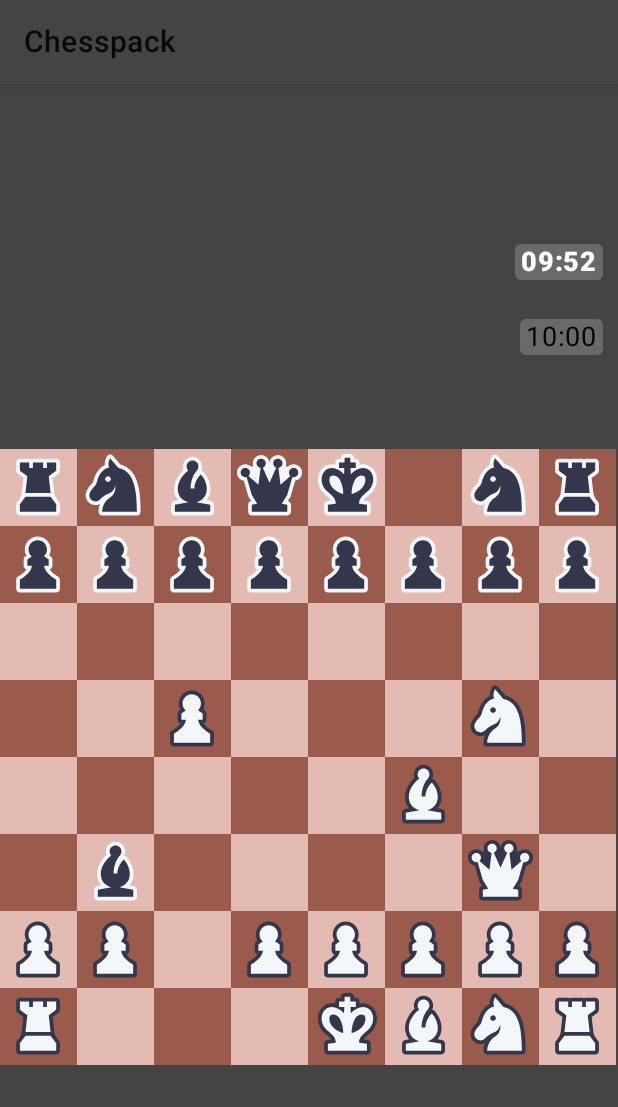
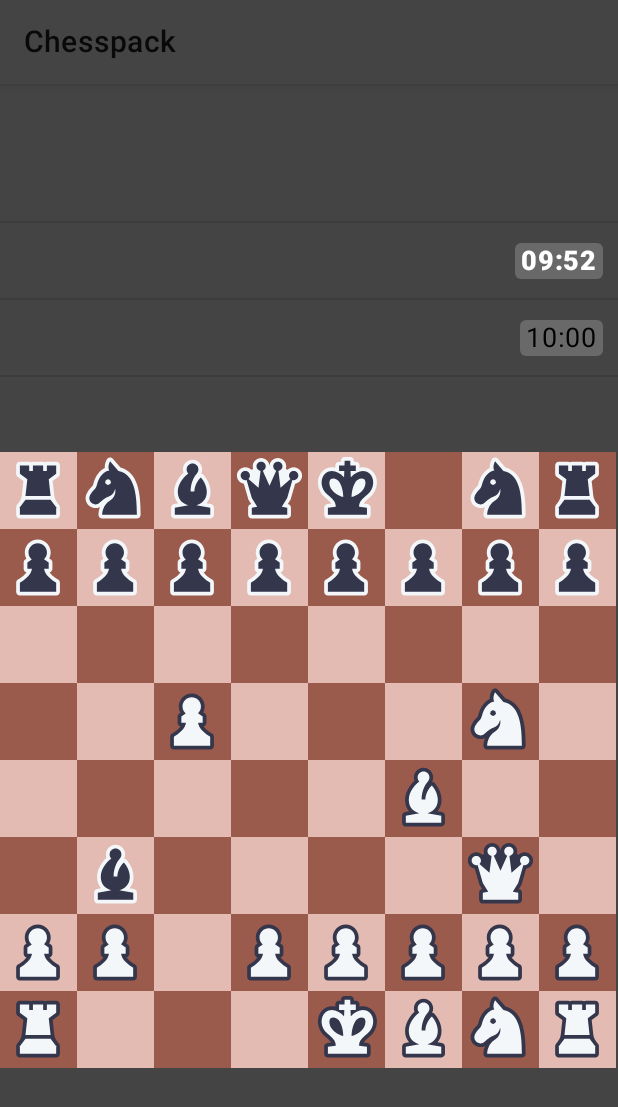
Before and after one commit to frlgrd/Chesspack, an Android app built with Jetpack Compose: the screen it shows after launch (MainActivity), on a phone screen of 412 x 824 dp. Shown: the top 1107 px of the screen. Run offline under Robolectric (Android 15) with nearby library versions, the phone set to English and light mode, and no system bars; our stand-ins replace Compose Multiplatform resources.

Commit message:
Add dividers

```diff
--- a/composeApp/src/commonMain/kotlin/fr/chesspackcompose/app/game/presentation/ui/BoardUi.kt
+++ b/composeApp/src/commonMain/kotlin/fr/chesspackcompose/app/game/presentation/ui/BoardUi.kt
@@ -10,6 +10,7 @@ import androidx.compose.foundation.layout.aspectRatio
 import androidx.compose.foundation.layout.fillMaxSize
 import androidx.compose.foundation.layout.height
 import androidx.compose.foundation.layout.padding
+import androidx.compose.material.Divider
 import androidx.compose.runtime.Composable
 import androidx.compose.runtime.LaunchedEffect
 import androidx.compose.runtime.getValue
@@ -53,18 +54,21 @@ fun BoardUi(
         verticalArrangement = Arrangement.Center,
         horizontalAlignment = Alignment.CenterHorizontally
     ) {
+        Divider()
         GameBannerUi(
             gameBanner = state.withesGameBanner,
             currentPlayer = state.currentPlayer,
             gameFinished = state.gameFinished,
             onEvent = onEvent
         )
+        Divider()
         GameBannerUi(
             gameBanner = state.blacksGameBanner,
             currentPlayer = state.currentPlayer,
             gameFinished = state.gameFinished,
             onEvent = onEvent
         )
+        Divider()
         Spacer(Modifier.height(50.dp))
         Box(
             modifier = Modifier
```
